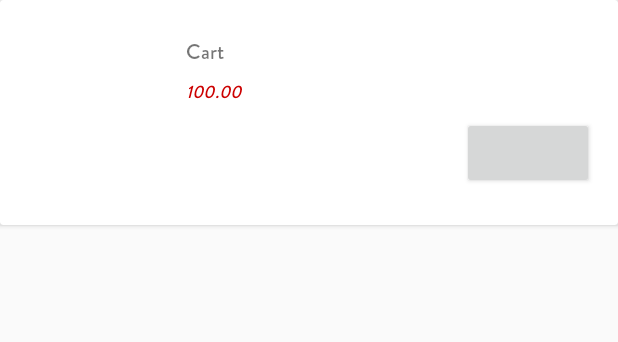
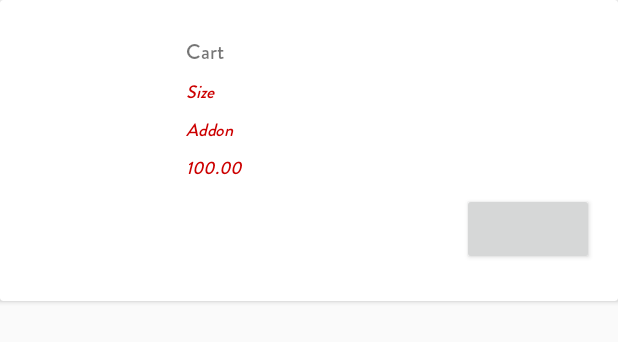
Before and after one commit to christianAnchivilca/KotlinEatV2, an Android app: the layout layout_cart_item.xml on its own in the app's theme, with its tools: preview values and no code run, on a phone screen of 412 x 824 dp. Shown: the top 342 px of the screen. Run offline under Robolectric (Android 15) with nearby library versions, the phone set to English and light mode, and no system bars; plain views replace ElegantNumberButton.

Commit message:
hasta aqui se puede visualizar el size y addon en carrito

```diff
--- a/app/src/main/java/com/example/kotlineatv2/Database/CartDatabase.kt
+++ b/app/src/main/java/com/example/kotlineatv2/Database/CartDatabase.kt
@@ -14,7 +14,7 @@ abstract class CartDatabase: RoomDatabase() {
         private var instance:CartDatabase?=null
         fun getInstance(context: Context):CartDatabase{
             if (instance == null)
-                instance = Room.databaseBuilder<CartDatabase>(context,CartDatabase::class.java!!,"EatItV2DB2").build()
+                instance = Room.databaseBuilder<CartDatabase>(context,CartDatabase::class.java!!,"EatItV2DB3").build()
                 return instance!!
 
         }
--- a/app/src/main/res/layout/layout_cart_item.xml
+++ b/app/src/main/res/layout/layout_cart_item.xml
@@ -14,6 +14,7 @@
 
         <ImageView
             android:id="@+id/img_cart"
+            android:layout_gravity="center_vertical"
             android:layout_width="100dp"
             android:scaleType="fitXY"
             android:layout_height="100dp"/>
@@ -38,6 +39,32 @@
                     android:layout_marginTop="8dp"
                     android:layout_marginEnd="8dp"
                     android:textSize="14sp"/>
+
+                <TextView
+                    android:id="@+id/txt_cart_food_size"
+                    android:text="Size"
+                    android:fontFamily="@font/brandon_medium"
+                    android:layout_width="match_parent"
+                    android:layout_height="wrap_content"
+                    android:layout_marginStart="8dp"
+                    android:layout_marginTop="8dp"
+                    android:layout_marginEnd="8dp"
+                    android:textSize="12sp"
+                    android:textStyle="italic"
+                    android:textColor="@android:color/holo_red_dark"/>
+
+                <TextView
+                    android:id="@+id/txt_cart_food_addon"
+                    android:text="Addon"
+                    android:fontFamily="@font/brandon_medium"
+                    android:layout_width="match_parent"
+                    android:layout_height="wrap_content"
+                    android:layout_marginStart="8dp"
+                    android:layout_marginTop="8dp"
+                    android:layout_marginEnd="8dp"
+                    android:textSize="12sp"
+                    android:textStyle="italic"
+                    android:textColor="@android:color/holo_red_dark"/>
 
                 <TextView
                     android:id="@+id/txt_cart_food_price"
```
Also changed, not shown: app/src/main/java/com/example/kotlineatv2/Adapter/MyCartAdapter.kt (+38 -0 lines), app/src/main/java/com/example/kotlineatv2/Common/Common.kt (+10 -0 lines), app/src/main/res/layout/layout_marker_display.xml (added, +7 -0 lines).
